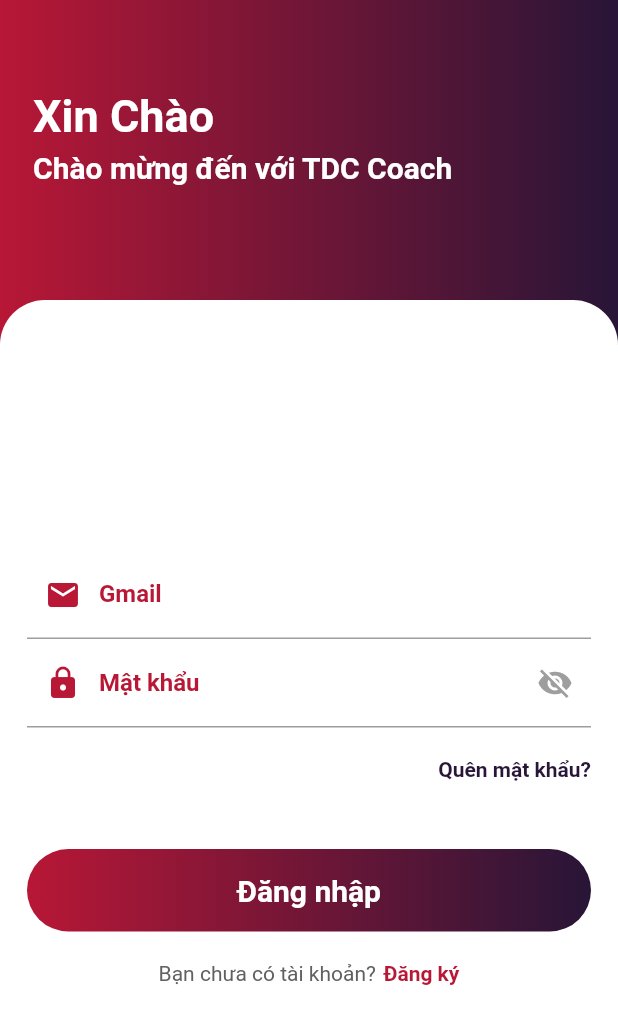
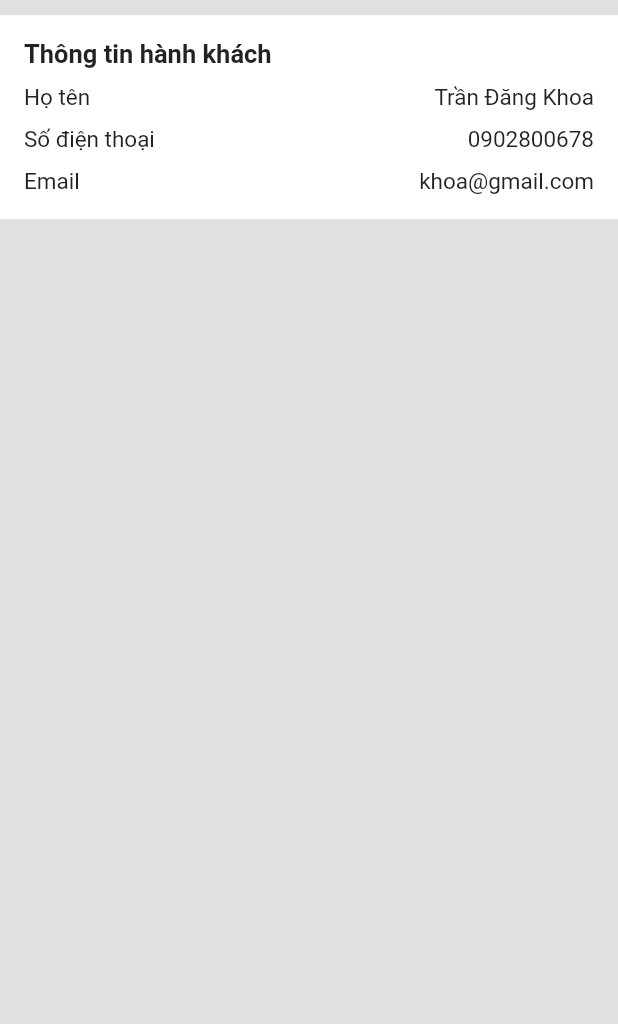
Before and after one commit to TranDangKhoaID/coach_ticket_booking_user, a Flutter app: the screen it shows after launch, on a phone screen of 412 x 824 dp. Shown: the top 1024 px of the screen. Run offline on Flutter 3.47's test engine with Material 2 defaults, Android fonts, the phone set to English and light mode, and no system bars; our stand-ins replace firebase_auth, firebase_core, firebase_database, flutter_bloc, flutter_easyloading, google_nav_bar and 1 more; accounts and stored records are empty.

```diff
--- a/lib/app/app.dart
+++ b/lib/app/app.dart
@@ -1,6 +1,7 @@
 import 'package:flutter/material.dart';
 import 'package:flutter_easyloading/flutter_easyloading.dart';
 import 'package:tdc_coach_user/app/auth/auth.dart';
+import 'package:tdc_coach_user/presentation/payment_detail_ticket/payment_detail_ticket.dart';
 import 'package:tdc_coach_user/presentation/select_seat/select_seat.dart';
 
 class MyApp extends StatelessWidget {
@@ -9,7 +10,7 @@ class MyApp extends StatelessWidget {
   @override
   Widget build(BuildContext context) {
     return MaterialApp(
-      home: const AuthPage(),
+      home: const PayMentDetailTicket(),
       builder: EasyLoading.init(),
     );
   }
--- a/lib/domain/model/car.dart
+++ b/lib/domain/model/car.dart
@@ -2,13 +2,13 @@ class Car {
   final String id;
   final String name;
   final String licensePlates;
-  String? idTrip;
+  String? tripId;
 
   Car({
     required this.id,
     required this.name,
     required this.licensePlates,
-    this.idTrip,
+    this.tripId,
   });
   // Phương thức biến đổi từ Map thành Car
   factory Car.fromJson(Map<String, dynamic> json) {
@@ -16,7 +16,7 @@ class Car {
       id: json['id'],
       name: json['name'],
       licensePlates: json['licensePlates'],
-      idTrip: json['idTrip'],
+      tripId: json['idTrip'],
     );
   }
 }
--- a/lib/domain/model/trip.dart
+++ b/lib/domain/model/trip.dart
@@ -10,7 +10,7 @@ class Trip {
   final String destinationTime;
   final int price;
   final String driverId;
-  final String car;
+  final String carId;
 
   Trip({
     required this.id,
@@ -21,7 +21,7 @@ class Trip {
     required this.destinationTime,
     required this.price,
     required this.driverId,
-    required this.car,
+    required this.carId,
   });
   //
   factory Trip.fromJson(Map<String, dynamic> json) {
@@ -34,7 +34,7 @@ class Trip {
       destinationTime: json['destinationTime'],
       price: json['price'],
       driverId: json['driverId'],
-      car: json['car'],
+      carId: json['carId'],
     );
   }
 }
--- /dev/null
+++ b/lib/presentation/payment_detail_ticket/payment_detail_ticket.dart
@@ -0,0 +1,108 @@
+import 'package:flutter/material.dart';
+import 'package:tdc_coach_user/app/manager/color_manager.dart';
+import 'package:tdc_coach_user/domain/model/seat.dart';
+import 'package:tdc_coach_user/domain/model/trip.dart';
+
+class PayMentDetailTicket extends StatelessWidget {
+  const PayMentDetailTicket({
+    super.key,
+  });
+
+  @override
+  Widget build(BuildContext context) {
+    return SafeArea(
+      child: Scaffold(
+        backgroundColor: Colors.grey[300],
+        body: Column(
+          mainAxisAlignment: MainAxisAlignment.start,
+          crossAxisAlignment: CrossAxisAlignment.start,
+          children: [
+            Container(
+              margin: EdgeInsets.only(top: 10),
+              width: double.infinity,
+              color: AppColor.white,
+              padding: EdgeInsets.all(16),
+              child: Column(
+                children: [
+                  Align(
+                    alignment: Alignment.centerLeft,
+                    child: Text(
+                      'Thông tin hành khách',
+                      style: TextStyle(
+                        fontSize: 17,
+                        fontWeight: FontWeight.bold,
+                      ),
+                    ),
+                  ),
+                  SizedBox(
+                    height: 10,
+                  ),
+                  Row(
+                    mainAxisAlignment: MainAxisAlignment.start,
+                    children: [
+                      Text(
+                        'Họ tên',
+                        style: TextStyle(
+                          fontSize: 15,
+                        ),
+                      ),
+                      Spacer(),
+                      Text(
+                        'Trần Đăng Khoa',
+                        style: TextStyle(
+                          fontSize: 15,
+                        ),
+                      ),
+                    ],
+                  ),
+                  SizedBox(
+                    height: 10,
+                  ),
+                  Row(
+                    mainAxisAlignment: MainAxisAlignment.start,
+                    children: [
+                      Text(
+                        'Số điện thoại',
+                        style: TextStyle(
+                          fontSize: 15,
+                        ),
+                      ),
+                      Spacer(),
+                      Text(
+                        '0902800678',
+                        style: TextStyle(
+                          fontSize: 15,
+                        ),
+                      ),
+                    ],
+                  ),
+                  SizedBox(
+                    height: 10,
+                  ),
+                  Row(
+                    mainAxisAlignment: MainAxisAlignment.start,
+                    children: [
+                      Text(
+                        'Email',
+                        style: TextStyle(
+                          fontSize: 15,
+                        ),
+                      ),
+                      Spacer(),
+                      Text(
+                        'khoa@gmail.com',
+                        style: TextStyle(
+                          fontSize: 15,
+                        ),
+                      ),
+                    ],
+                  )
+                ],
+              ),
+            )
+          ],
+        ),
+      ),
+    );
+  }
+}
--- a/pubspec.yaml
+++ b/pubspec.yaml
@@ -44,6 +44,7 @@ dependencies:
   shared_preferences: ^2.2.1
   intl: ^0.18.1
   dotted_line: ^3.2.2
+  flutter_staggered_grid_view: ^0.7.0
 
 dev_dependencies:
   flutter_test:
```
Also changed, not shown: lib/domain/model/seat.dart (added, +34 -0 lines), lib/presentation/list_trip.dart/component/trip_item.dart (+6 -9 lines), lib/presentation/list_trip.dart/list_trip_screen.dart (+27 -27 lines), lib/presentation/select_seat/component/seat_component.dart (added, +46 -0 lines), lib/presentation/select_seat/select_seat.dart (+90 -177 lines), lib/presentation/select_seat/du.dart (added), pubspec.lock.
